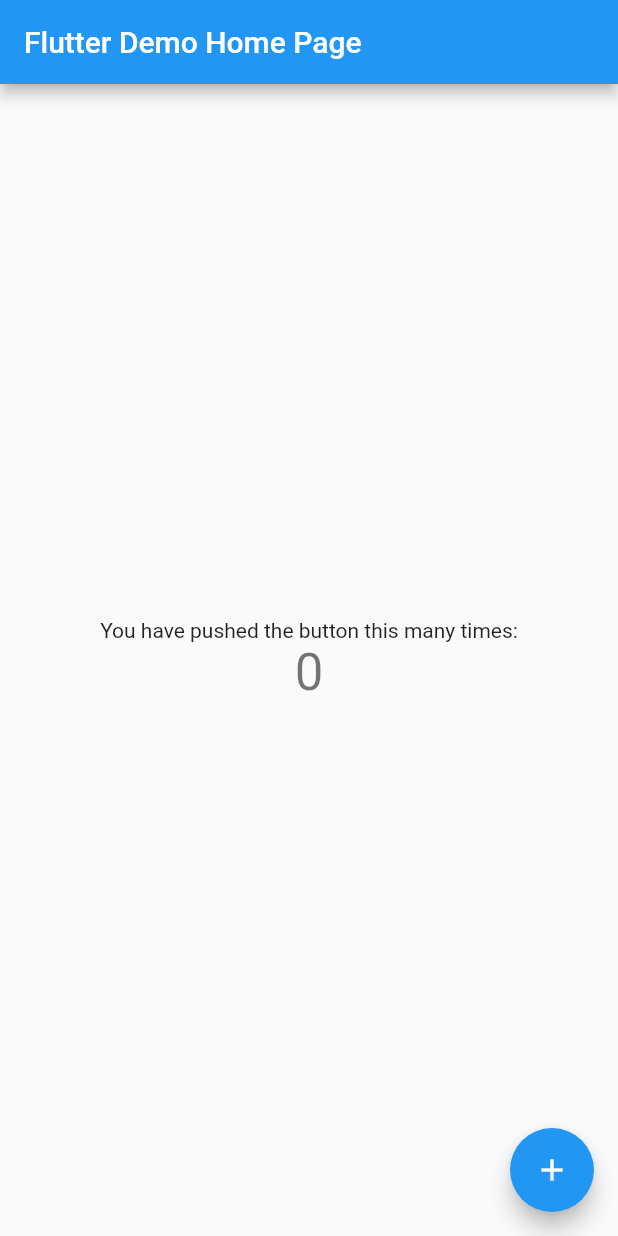
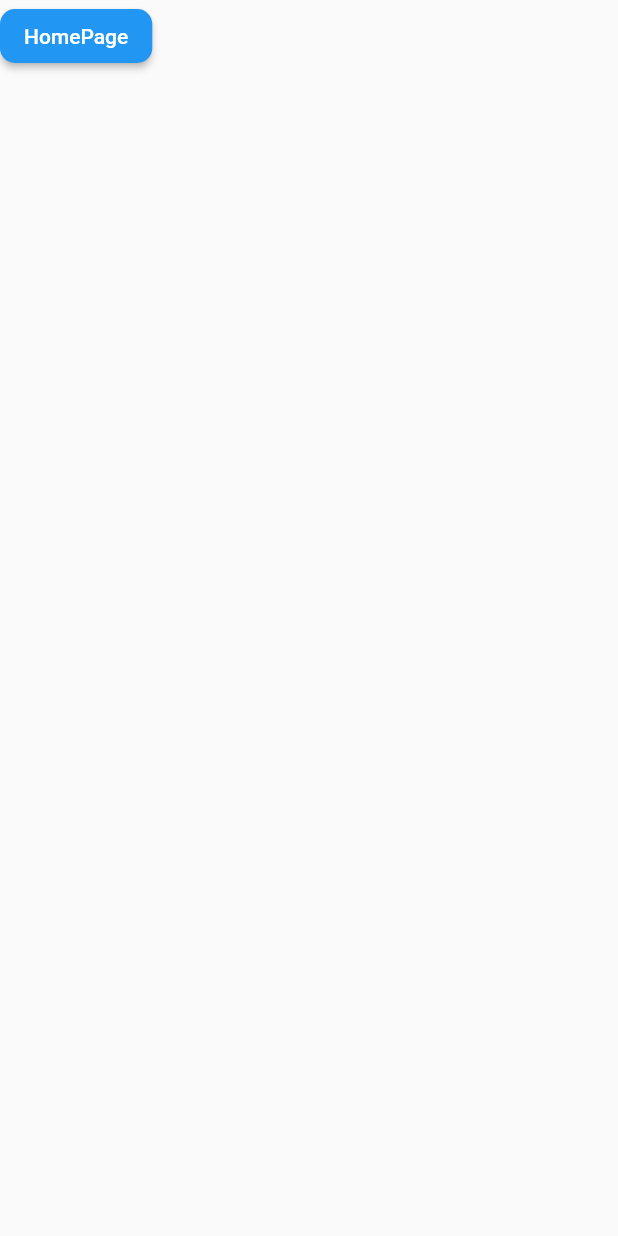
Before and after one commit to IVARA-Application/IV-APP-BACKEND-TEAM, a Flutter app: the screen it shows after launch, on a phone screen of 412 x 824 dp. Run offline on Flutter 3.47's test engine with Material 2 defaults, Android fonts, the phone set to English and light mode, and no system bars.

Commit message:
frame code update

```diff
--- /dev/null
+++ b/lib/homepage.dart
@@ -0,0 +1,27 @@
+import 'package:flutter/material.dart';
+import 'package:ivara_app/students_app/auth/login.dart';
+
+class HomePage extends StatelessWidget {
+  static String id = 'HomePage';
+  const HomePage({Key key}) : super(key: key);
+
+  @override
+  Widget build(BuildContext context) {
+    return Scaffold(
+      body: SafeArea(
+        child: RaisedButton(
+            onPressed: () {
+              Navigator.pushNamed(context, LoginPage.id);
+            },
+            color: Colors.blue,
+            child: Text(
+              'HomePage',
+              style: TextStyle(
+                  color: Colors.white),
+            ),
+            shape: new RoundedRectangleBorder(
+                borderRadius: new BorderRadius.circular(10.0))),
+      ),
+    );
+  }
+}
--- a/lib/main.dart
+++ b/lib/main.dart
@@ -1,117 +1,42 @@
 import 'package:flutter/material.dart';
+import 'homepage.dart';
+import 'students_app/auth/login.dart';
+import 'students_app/auth/signup.dart';
+import 'students_app/notification.dart';
+import 'students_app/attendance/attendance.dart';
+import 'students_app/academics/academics.dart';
+import 'students_app/academics/test.dart';
+import 'students_app/dashboard/dashboard.dart';
+import 'students_app/dashboard/subject_page.dart';
+import 'students_app/student_homepage.dart';
 
 void main() {
   runApp(MyApp());
 }
 
 class MyApp extends StatelessWidget {
-  // This widget is the root of your application.
+
   @override
   Widget build(BuildContext context) {
     return MaterialApp(
-      title: 'Flutter Demo',
+      title: 'Ivara App',
       theme: ThemeData(
-        // This is the theme of your application.
-        //
-        // Try running your application with "flutter run". You'll see the
-        // application has a blue toolbar. Then, without quitting the app, try
-        // changing the primarySwatch below to Colors.green and then invoke
-        // "hot reload" (press "r" in the console where you ran "flutter run",
-        // or simply save your changes to "hot reload" in a Flutter IDE).
-        // Notice that the counter didn't reset back to zero; the application
-        // is not restarted.
         primarySwatch: Colors.blue,
-        // This makes the visual density adapt to the platform that you run
-        // the app on. For desktop platforms, the controls will be smaller and
-        // closer together (more dense) than on mobile platforms.
         visualDensity: VisualDensity.adaptivePlatformDensity,
       ),
-      home: MyHomePage(title: 'Flutter Demo Home Page'),
+      initialRoute: HomePage.id,
+      routes: {
+        HomePage.id:(context)=>HomePage(),
+        LoginPage.id:(context)=>LoginPage(),
+        SignUpPage.id:(context)=>SignUpPage(),
+        NotificationPage.id:(context)=>NotificationPage(),
+        AttendancePage.id:(context)=>AttendancePage(),
+        AcademicsPage.id:(context)=>AcademicsPage(),
+        TestPage.id:(context)=>TestPage(),
+        DashboardPage.id:(context)=>DashboardPage(),
+        SubjectPage.id:(context)=>SubjectPage(),
+        StudentHomePage.id:(context)=>StudentHomePage()
+      },
     );
   }
 }
-
-class MyHomePage extends StatefulWidget {
-  MyHomePage({Key key, this.title}) : super(key: key);
-
-  // This widget is the home page of your application. It is stateful, meaning
-  // that it has a State object (defined below) that contains fields that affect
-  // how it looks.
-
-  // This class is the configuration for the state. It holds the values (in this
-  // case the title) provided by the parent (in this case the App widget) and
-  // used by the build method of the State. Fields in a Widget subclass are
-  // always marked "final".
-
-  final String title;
-
-  @override
-  _MyHomePageState createState() => _MyHomePageState();
-}
-
-class _MyHomePageState extends State<MyHomePage> {
-  int _counter = 0;
-
-  void _incrementCounter() {
-    setState(() {
-      // This call to setState tells the Flutter framework that something has
-      // changed in this State, which causes it to rerun the build method below
-      // so that the display can reflect the updated values. If we changed
-      // _counter without calling setState(), then the build method would not be
-      // called again, and so nothing would appear to happen.
-      _counter++;
-    });
-  }
-
-  @override
-  Widget build(BuildContext context) {
-    // This method is rerun every time setState is called, for instance as done
-    // by the _incrementCounter method above.
-    //
-    // The Flutter framework has been optimized to make rerunning build methods
-    // fast, so that you can just rebuild anything that needs updating rather
-    // than having to individually change instances of widgets.
-    return Scaffold(
-      appBar: AppBar(
-        // Here we take the value from the MyHomePage object that was created by
-        // the App.build method, and use it to set our appbar title.
-        title: Text(widget.title),
-      ),
-      body: Center(
-        // Center is a layout widget. It takes a single child and positions it
-        // in the middle of the parent.
-        child: Column(
-          // Column is also a layout widget. It takes a list of children and
-          // arranges them vertically. By default, it sizes itself to fit its
-          // children horizontally, and tries to be as tall as its parent.
-          //
-          // Invoke "debug painting" (press "p" in the console, choose the
-          // "Toggle Debug Paint" action from the Flutter Inspector in Android
-          // Studio, or the "Toggle Debug Paint" command in Visual Studio Code)
-          // to see the wireframe for each widget.
-          //
-          // Column has various properties to control how it sizes itself and
-          // how it positions its children. Here we use mainAxisAlignment to
-          // center the children vertically; the main axis here is the vertical
-          // axis because Columns are vertical (the cross axis would be
-          // horizontal).
-          mainAxisAlignment: MainAxisAlignment.center,
-          children: <Widget>[
-            Text(
-              'You have pushed the button this many times:',
-            ),
-            Text(
-              '$_counter',
-              style: Theme.of(context).textTheme.headline4,
-            ),
-          ],
-        ),
-      ),
-      floatingActionButton: FloatingActionButton(
-        onPressed: _incrementCounter,
-        tooltip: 'Increment',
-        child: Icon(Icons.add),
-      ), // This trailing comma makes auto-formatting nicer for build methods.
-    );
-  }
-}
```
Also changed, not shown: lib/students_app/academics/academics.dart (added, +27 -0 lines), lib/students_app/academics/test.dart (added, +15 -0 lines), lib/students_app/attendance/attendance.dart (added, +15 -0 lines), lib/students_app/auth/login.dart (added, +45 -0 lines), lib/students_app/auth/signup.dart (added, +41 -0 lines), lib/students_app/dashboard/dashboard.dart (added, +27 -0 lines), lib/students_app/dashboard/subject_page.dart (added, +15 -0 lines), lib/students_app/notification.dart (added, +15 -0 lines), lib/students_app/student_homepage.dart (added, +71 -0 lines), lib/students_app/layout/navbar.dart (added), lib/students_app/layout/sidebar.dart (added).
